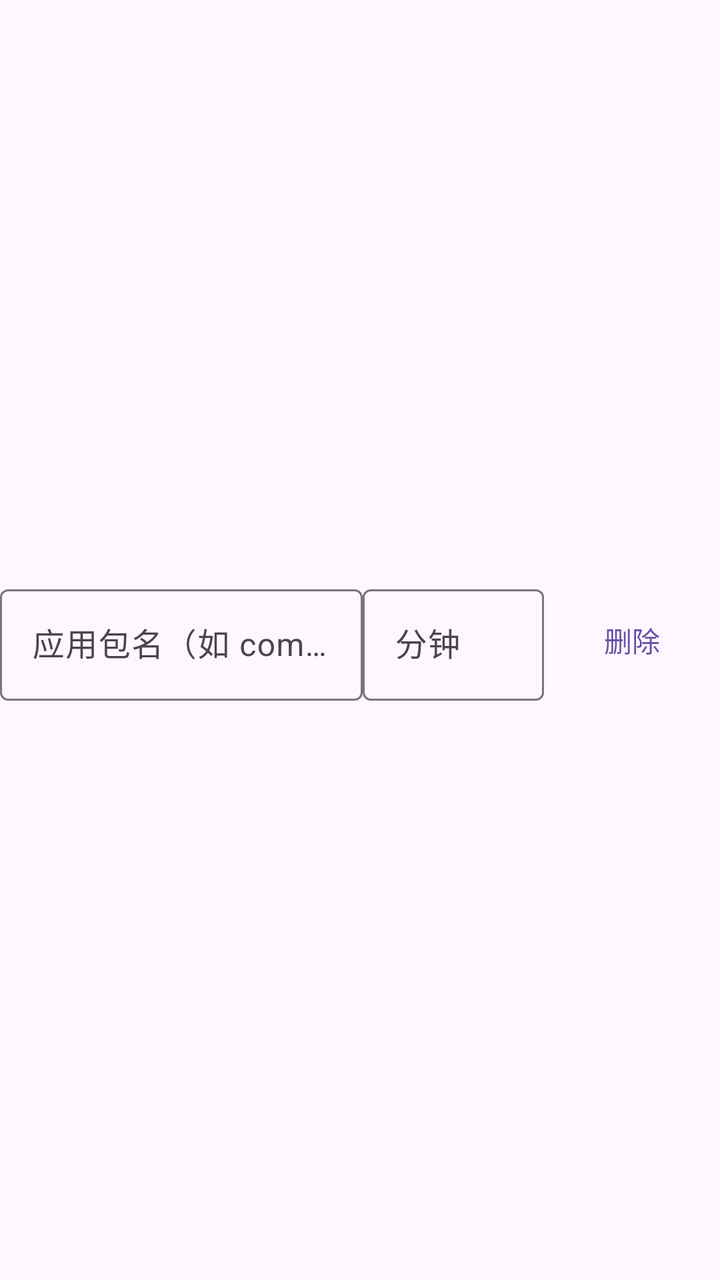
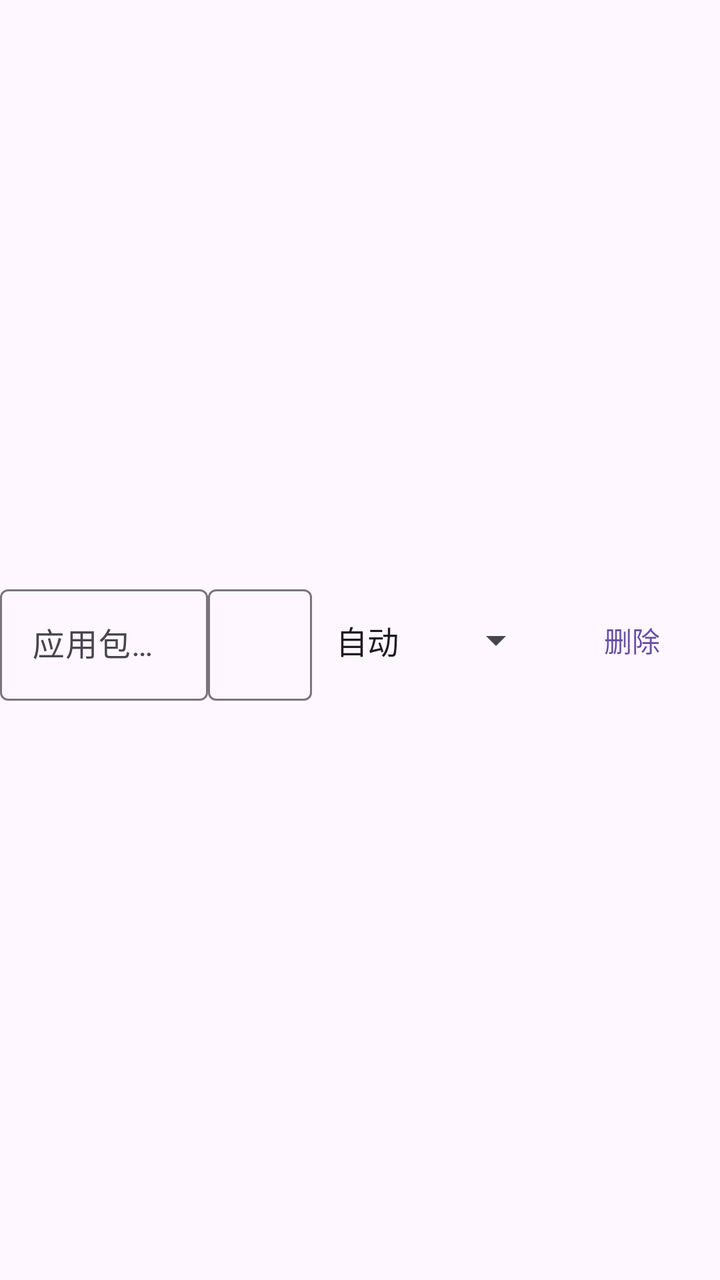

The first picture is an Android layout as it rendered before a commit; the second is the same layout after the commit. The layout source and the unified diff follow.
<!-- AndroidManifest.xml: application theme Theme.PhoneGuard -->
<!-- res/layout/item_app_limit.xml -->
<?xml version="1.0" encoding="utf-8"?>
<LinearLayout xmlns:android="http://schemas.android.com/apk/res/android"
    android:layout_width="match_parent"
    android:layout_height="wrap_content"
    android:orientation="horizontal"
    android:gravity="center_vertical">

    <com.google.android.material.textfield.TextInputLayout
        android:layout_width="0dp"
        android:layout_height="wrap_content"
        android:layout_weight="2"
        android:hint="@string/rules_pkg_hint">

        <com.google.android.material.textfield.TextInputEditText
            android:id="@+id/etPkg"
            android:layout_width="match_parent"
            android:layout_height="wrap_content"
            android:inputType="text"
            android:maxLines="1" />
    </com.google.android.material.textfield.TextInputLayout>

    <com.google.android.material.textfield.TextInputLayout
        android:layout_width="0dp"
        android:layout_height="wrap_content"
        android:layout_weight="1"
        android:hint="@string/rules_minutes_hint">

        <com.google.android.material.textfield.TextInputEditText
            android:id="@+id/etMinutes"
            android:layout_width="match_parent"
            android:layout_height="wrap_content"
            android:inputType="number"
            android:maxLines="1" />
    </com.google.android.material.textfield.TextInputLayout>

    <com.google.android.material.button.MaterialButton
        android:id="@+id/btnRemove"
        style="@style/Widget.Material3.Button.TextButton"
        android:layout_width="wrap_content"
        android:layout_height="wrap_content"
        android:text="@string/rules_remove"
        android:onClick="removeAppLimitRowClick" />
</LinearLayout>
<!-- resources referenced by this layout -->
<resources>
  <string name="rules_minutes_hint">分钟</string>
  <string name="rules_pkg_hint">应用包名（如 com.xingin.xhs）</string>
  <string name="rules_remove">删除</string>
  <style name="Theme.PhoneGuard" parent="Theme.Material3.DayNight.NoActionBar" />
</resources>

<!-- the commit's change to res/layout/item_app_limit.xml (unified diff, before → after) -->
@@ -2,8 +2,8 @@
 <LinearLayout xmlns:android="http://schemas.android.com/apk/res/android"
     android:layout_width="match_parent"
     android:layout_height="wrap_content"
-    android:orientation="horizontal"
-    android:gravity="center_vertical">
+    android:gravity="center_vertical"
+    android:orientation="horizontal">
 
     <com.google.android.material.textfield.TextInputLayout
         android:layout_width="0dp"
@@ -33,6 +33,13 @@
             android:maxLines="1" />
     </com.google.android.material.textfield.TextInputLayout>
 
+    <Spinner
+        android:id="@+id/spCategory"
+        android:layout_width="wrap_content"
+        android:layout_height="wrap_content"
+        android:layout_marginStart="4dp"
+        android:entries="@array/rules_categories" />
+
     <com.google.android.material.button.MaterialButton
         android:id="@+id/btnRemove"
         style="@style/Widget.Material3.Button.TextButton"
<!-- resource entries referenced after the edit -->
@@ -1,5 +1,12 @@
 <!-- resources referenced by this layout -->
 <resources>
+  <string-array name="rules_categories">
+          <item>自动</item>
+          <item>游戏</item>
+          <item>短视频</item>
+          <item>社交</item>
+          <item>不分类</item>
+      </string-array>
   <string name="rules_minutes_hint">分钟</string>
   <string name="rules_pkg_hint">应用包名（如 com.xingin.xhs）</string>
   <string name="rules_remove">删除</string>
